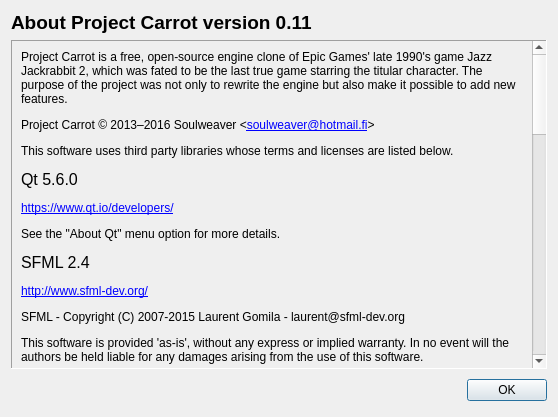
Before: the Qt Designer form src/ui/AboutCarrotDialog.ui in soulweaver91/project-carrot, drawn with Qt 5.
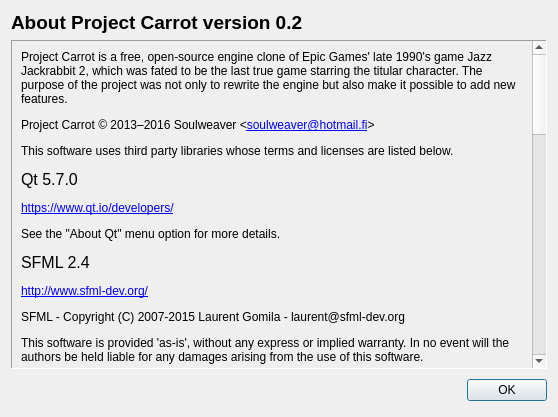
After: the same form once the commit is applied.

Commit message:
Update about dialog
Filling in the version from the constants should be looked into.

Patch:
```diff
--- a/src/ui/AboutCarrotDialog.ui
+++ b/src/ui/AboutCarrotDialog.ui
@@ -36,7 +36,7 @@
       </font>
      </property>
      <property name="text">
-      <string>About Project Carrot version 0.11</string>
+      <string>About Project Carrot version 0.2</string>
      </property>
     </widget>
    </item>
@@ -67,7 +67,7 @@
           <enum>QFrame::Plain</enum>
          </property>
          <property name="text">
-          <string>&lt;html&gt;&lt;head/&gt;&lt;body&gt;&lt;p&gt;Project Carrot is a free, open-source engine clone of Epic Games' late 1990's game Jazz Jackrabbit 2, which was fated to be the last true game starring the titular character. The purpose of the project was not only to rewrite the engine but also make it possible to add new features.&lt;/p&gt;&lt;p&gt;Project Carrot © 2013–2016 Soulweaver &amp;lt;&lt;a href=&quot;mailto:soulweaver@hotmail.fi&quot;&gt;&lt;span style=&quot; text-decoration: underline; color:#0000ff;&quot;&gt;soulweaver@hotmail.fi&lt;/span&gt;&lt;/a&gt;&amp;gt;&lt;/p&gt;&lt;p&gt;This software uses third party libraries whose terms and licenses are listed below.&lt;/p&gt;&lt;p&gt;&lt;span style=&quot; font-size:12pt;&quot;&gt;Qt 5.6.0&lt;/span&gt;&lt;/p&gt;&lt;p&gt;&lt;a href=&quot;https://www.qt.io/developers/&quot;&gt;&lt;span style=&quot; text-decoration: underline; color:#0000ff;&quot;&gt;https://www.qt.io/developers/&lt;/span&gt;&lt;/a&gt;&lt;/p&gt;&lt;p&gt;See the &amp;quot;About Qt&amp;quot; menu option for more details.&lt;/p&gt;&lt;p&gt;&lt;span style=&quot; font-size:12pt;&quot;&gt;SFML 2.4&lt;/span&gt;&lt;/p&gt;&lt;p&gt;&lt;a href=&quot;http://www.sfml-dev.org/&quot;&gt;&lt;span style=&quot; text-decoration: underline; color:#0000ff;&quot;&gt;http://www.sfml-dev.org/&lt;/span&gt;&lt;/a&gt;&lt;/p&gt;&lt;p&gt;SFML - Copyright (C) 2007-2015 Laurent Gomila - laurent@sfml-dev.org&lt;/p&gt;&lt;p&gt;This software is provided 'as-is', without any express or implied warranty. In no event will the authors be held liable for any damages arising from the use of this software.&lt;/p&gt;&lt;p&gt;Permission is granted to anyone to use this software for any purpose, including commercial applications, and to alter it and redistribute it freely, subject to the following restrictions:&lt;/p&gt;&lt;p&gt;1. The origin of this software must not be misrepresented; you must not claim that you wrote the original software. If you use this software in a product, an acknowledgment in the product documentation would be appreciated but is not required.&lt;/p&gt;&lt;p&gt;2. Altered source versions must be plainly marked as such, and must not be misrepresented as being the original software.&lt;/p&gt;&lt;p&gt;3. This notice may not be removed or altered from any source distribution.&lt;/p&gt;&lt;p&gt;&lt;br/&gt;&lt;/p&gt;&lt;p&gt;External libraries used by SFML&lt;br/&gt;-------------------------------&lt;br/&gt;* OpenAL-Soft is under the LGPL license&lt;br/&gt;* libjpeg is public domain&lt;br/&gt;* stb_image and stb_image_write are public domain&lt;br/&gt;* freetype is under the FreeType license or the GPL license&lt;br/&gt;* libogg is under the BSD license&lt;br/&gt;* libvorbis is under the BSD license&lt;br/&gt;* libflac is under the BSD license&lt;/p&gt;&lt;p&gt;&lt;span style=&quot; font-size:12pt;&quot;&gt;BASS 2.4&lt;/span&gt;&lt;/p&gt;&lt;p&gt;&lt;a href=&quot;http://www.un4seen.com/bass.html&quot;&gt;&lt;span style=&quot; text-decoration: underline; color:#0000ff;&quot;&gt;http://www.un4seen.com/bass.html&lt;/span&gt;&lt;/a&gt;&lt;/p&gt;&lt;p&gt;BASS is free for non-commercial use. If you are a non-commercial entity (eg. an individual) and you are not making any money from your product (through sales/advertising/etc), then you can use BASS in it for free. If you wish to use BASS in commercial products, then please also see the next section.&lt;/p&gt;&lt;p&gt;TO THE MAXIMUM EXTENT PERMITTED BY APPLICABLE LAW, BASS IS PROVIDED &amp;quot;AS IS&amp;quot;, WITHOUT WARRANTY OF ANY KIND, EITHER EXPRESSED OR IMPLIED, INCLUDING BUT NOT LIMITED TO THE IMPLIED WARRANTIES OF MERCHANTABILITY AND/OR FITNESS FOR A PARTICULAR PURPOSE. THE AUTHORS SHALL NOT BE HELD LIABLE FOR ANY DAMAGE THAT MAY RESULT FROM THE USE OF BASS. YOU USE BASS ENTIRELY AT YOUR OWN RISK.&lt;/p&gt;&lt;p&gt;Usage of BASS indicates that you agree to the above conditions.&lt;/p&gt;&lt;p&gt;All trademarks and other registered names contained in the BASS package are the property of their respective owners.&lt;/p&gt;&lt;p&gt;&lt;span style=&quot; font-size:12pt;&quot;&gt;BASS FX 2.4&lt;/span&gt;&lt;/p&gt;&lt;p&gt;&lt;a href=&quot;http://www.un4seen.com/bass.html&quot;&gt;&lt;span style=&quot; text-decoration: underline; color:#0000ff;&quot;&gt;http://www.un4seen.com/bass.html&lt;/span&gt;&lt;/a&gt;&lt;/p&gt;&lt;p&gt;The BASS_FX library is free, so if anyone tries to charge you for it, kick 'em where it hurts.&lt;/p&gt;&lt;p&gt;This software is provided &amp;quot;as is&amp;quot;, without warranty of ANY KIND, either expressed or implied, including but not limited to the implied warranties of merchantability and/or fitness for a particular purpose. The author shall NOT be held liable for ANY damage to you, your computer, or to anyone or anything else, that may result from its use, or misuse. Basically, you use it at YOUR OWN RISK.&lt;/p&gt;&lt;p&gt;Usage of BASS_FX indicates that you agree to the above conditions.&lt;/p&gt;&lt;p&gt;You may freely distribute the BASS_FX package as long as NO FEE is charged and all the files remain INTACT AND UNMODIFIED.&lt;/p&gt;&lt;p&gt;All trademarks and other registered names contained in the BASS_FX package are the property of their respective owners.&lt;/p&gt;&lt;/body&gt;&lt;/html&gt;</string>
+          <string>&lt;html&gt;&lt;head/&gt;&lt;body&gt;&lt;p&gt;Project Carrot is a free, open-source engine clone of Epic Games' late 1990's game Jazz Jackrabbit 2, which was fated to be the last true game starring the titular character. The purpose of the project was not only to rewrite the engine but also make it possible to add new features.&lt;/p&gt;&lt;p&gt;Project Carrot © 2013–2016 Soulweaver &amp;lt;&lt;a href=&quot;mailto:soulweaver@hotmail.fi&quot;&gt;&lt;span style=&quot; text-decoration: underline; color:#0000ff;&quot;&gt;soulweaver@hotmail.fi&lt;/span&gt;&lt;/a&gt;&amp;gt;&lt;/p&gt;&lt;p&gt;This software uses third party libraries whose terms and licenses are listed below.&lt;/p&gt;&lt;p&gt;&lt;span style=&quot; font-size:12pt;&quot;&gt;Qt 5.7.0&lt;/span&gt;&lt;/p&gt;&lt;p&gt;&lt;a href=&quot;https://www.qt.io/developers/&quot;&gt;&lt;span style=&quot; text-decoration: underline; color:#0000ff;&quot;&gt;https://www.qt.io/developers/&lt;/span&gt;&lt;/a&gt;&lt;/p&gt;&lt;p&gt;See the &amp;quot;About Qt&amp;quot; menu option for more details.&lt;/p&gt;&lt;p&gt;&lt;span style=&quot; font-size:12pt;&quot;&gt;SFML 2.4&lt;/span&gt;&lt;/p&gt;&lt;p&gt;&lt;a href=&quot;http://www.sfml-dev.org/&quot;&gt;&lt;span style=&quot; text-decoration: underline; color:#0000ff;&quot;&gt;http://www.sfml-dev.org/&lt;/span&gt;&lt;/a&gt;&lt;/p&gt;&lt;p&gt;SFML - Copyright (C) 2007-2015 Laurent Gomila - laurent@sfml-dev.org&lt;/p&gt;&lt;p&gt;This software is provided 'as-is', without any express or implied warranty. In no event will the authors be held liable for any damages arising from the use of this software.&lt;/p&gt;&lt;p&gt;Permission is granted to anyone to use this software for any purpose, including commercial applications, and to alter it and redistribute it freely, subject to the following restrictions:&lt;/p&gt;&lt;p&gt;1. The origin of this software must not be misrepresented; you must not claim that you wrote the original software. If you use this software in a product, an acknowledgment in the product documentation would be appreciated but is not required.&lt;/p&gt;&lt;p&gt;2. Altered source versions must be plainly marked as such, and must not be misrepresented as being the original software.&lt;/p&gt;&lt;p&gt;3. This notice may not be removed or altered from any source distribution.&lt;/p&gt;&lt;p&gt;&lt;br/&gt;&lt;/p&gt;&lt;p&gt;External libraries used by SFML&lt;br/&gt;-------------------------------&lt;br/&gt;* OpenAL-Soft is under the LGPL license&lt;br/&gt;* libjpeg is public domain&lt;br/&gt;* stb_image and stb_image_write are public domain&lt;br/&gt;* freetype is under the FreeType license or the GPL license&lt;br/&gt;* libogg is under the BSD license&lt;br/&gt;* libvorbis is under the BSD license&lt;br/&gt;* libflac is under the BSD license&lt;/p&gt;&lt;p&gt;&lt;span style=&quot; font-size:12pt;&quot;&gt;BASS 2.4&lt;/span&gt;&lt;/p&gt;&lt;p&gt;&lt;a href=&quot;http://www.un4seen.com/bass.html&quot;&gt;&lt;span style=&quot; text-decoration: underline; color:#0000ff;&quot;&gt;http://www.un4seen.com/bass.html&lt;/span&gt;&lt;/a&gt;&lt;/p&gt;&lt;p&gt;BASS is free for non-commercial use. If you are a non-commercial entity (eg. an individual) and you are not making any money from your product (through sales/advertising/etc), then you can use BASS in it for free. If you wish to use BASS in commercial products, then please also see the next section.&lt;/p&gt;&lt;p&gt;TO THE MAXIMUM EXTENT PERMITTED BY APPLICABLE LAW, BASS IS PROVIDED &amp;quot;AS IS&amp;quot;, WITHOUT WARRANTY OF ANY KIND, EITHER EXPRESSED OR IMPLIED, INCLUDING BUT NOT LIMITED TO THE IMPLIED WARRANTIES OF MERCHANTABILITY AND/OR FITNESS FOR A PARTICULAR PURPOSE. THE AUTHORS SHALL NOT BE HELD LIABLE FOR ANY DAMAGE THAT MAY RESULT FROM THE USE OF BASS. YOU USE BASS ENTIRELY AT YOUR OWN RISK.&lt;/p&gt;&lt;p&gt;Usage of BASS indicates that you agree to the above conditions.&lt;/p&gt;&lt;p&gt;All trademarks and other registered names contained in the BASS package are the property of their respective owners.&lt;/p&gt;&lt;p&gt;&lt;span style=&quot; font-size:12pt;&quot;&gt;BASS FX 2.4&lt;/span&gt;&lt;/p&gt;&lt;p&gt;&lt;a href=&quot;http://www.un4seen.com/bass.html&quot;&gt;&lt;span style=&quot; text-decoration: underline; color:#0000ff;&quot;&gt;http://www.un4seen.com/bass.html&lt;/span&gt;&lt;/a&gt;&lt;/p&gt;&lt;p&gt;The BASS_FX library is free, so if anyone tries to charge you for it, kick 'em where it hurts.&lt;/p&gt;&lt;p&gt;This software is provided &amp;quot;as is&amp;quot;, without warranty of ANY KIND, either expressed or implied, including but not limited to the implied warranties of merchantability and/or fitness for a particular purpose. The author shall NOT be held liable for ANY damage to you, your computer, or to anyone or anything else, that may result from its use, or misuse. Basically, you use it at YOUR OWN RISK.&lt;/p&gt;&lt;p&gt;Usage of BASS_FX indicates that you agree to the above conditions.&lt;/p&gt;&lt;p&gt;You may freely distribute the BASS_FX package as long as NO FEE is charged and all the files remain INTACT AND UNMODIFIED.&lt;/p&gt;&lt;p&gt;All trademarks and other registered names contained in the BASS_FX package are the property of their respective owners.&lt;/p&gt;&lt;/body&gt;&lt;/html&gt;</string>
          </property>
          <property name="textFormat">
           <enum>Qt::RichText</enum>
```
